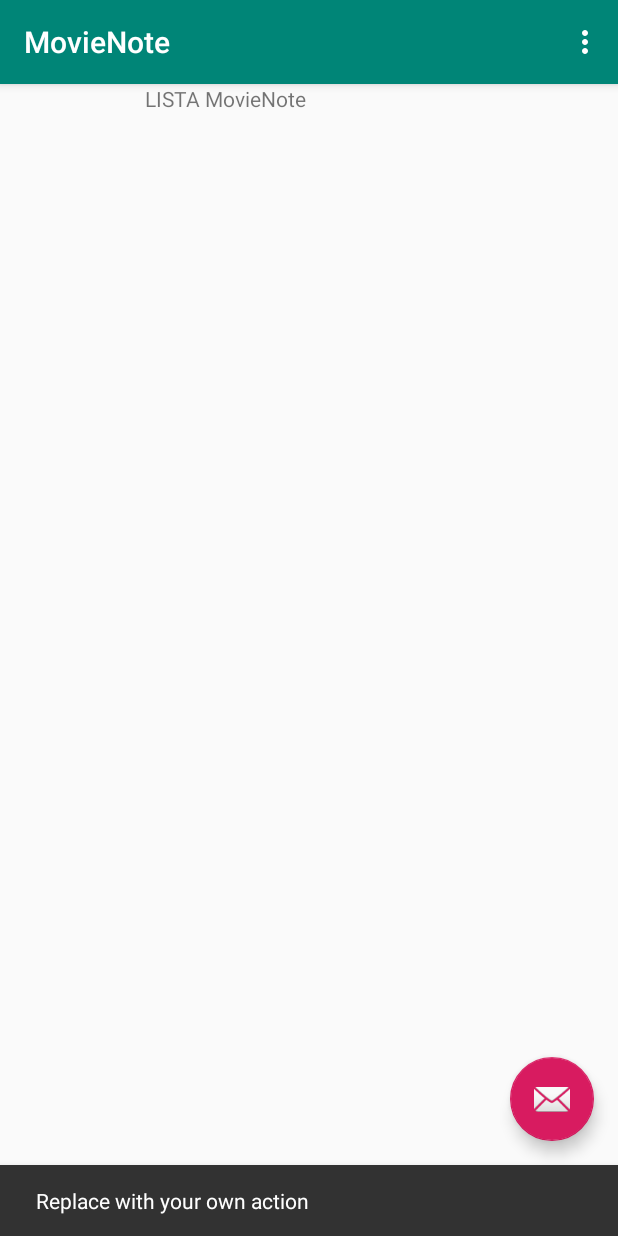
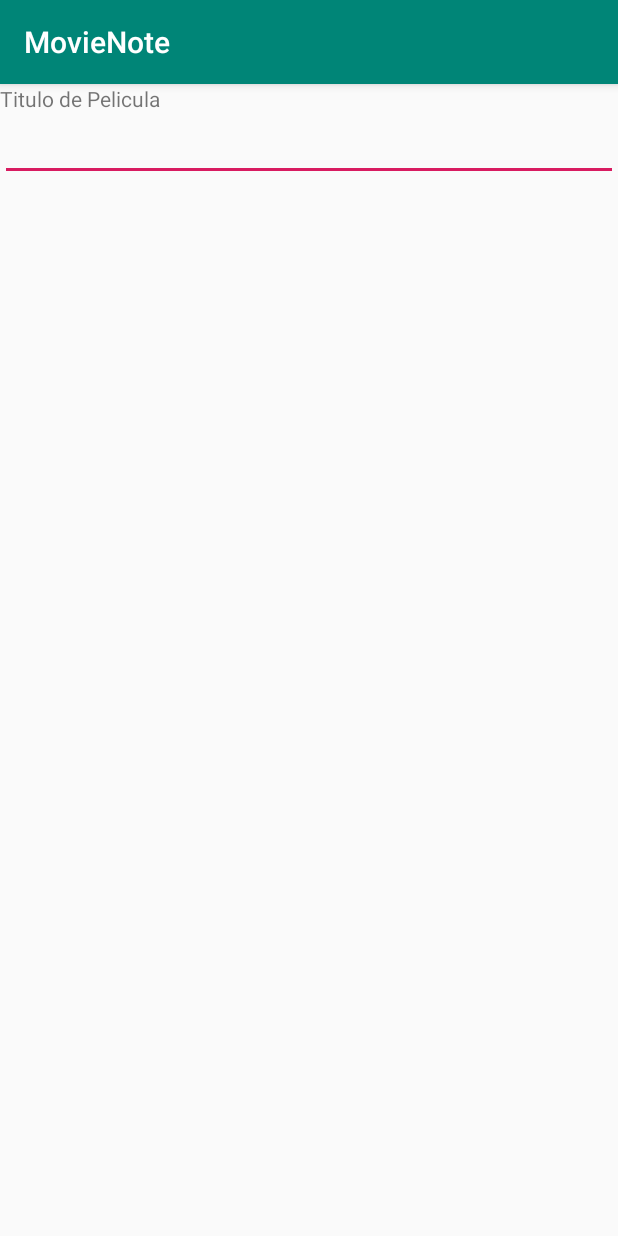
Before and after one commit to RominaDelgado/TdPProyectoFinal, an Android app: the screen it shows after launch (MainActivity before the commit, agregar_nota after it), after a tap on an icon or button, on a phone screen of 412 x 824 dp. Run offline under Robolectric (Android 15) with nearby library versions, the phone set to English and light mode, and no system bars.

Commit message:
Activity agregar_nota

```diff
--- a/app/src/main/AndroidManifest.xml
+++ b/app/src/main/AndroidManifest.xml
@@ -9,6 +9,7 @@
         android:roundIcon="@mipmap/ic_launcher_round"
         android:supportsRtl="true"
         android:theme="@style/AppTheme">
+        <activity android:name=".agregar_nota"></activity>
         <activity
             android:name=".MainActivity"
             android:label="MovieNote"
--- a/app/src/main/java/com/example/MovieNote/MainActivity.java
+++ b/app/src/main/java/com/example/MovieNote/MainActivity.java
@@ -1,5 +1,6 @@
 package com.example.MovieNote;
 
+import android.content.Intent;
 import android.os.Bundle;
 
 import com.google.android.material.floatingactionbutton.FloatingActionButton;
@@ -27,6 +28,10 @@ public class MainActivity extends AppCompatActivity {
             public void onClick(View view) {
                 Snackbar.make(view, "Replace with your own action", Snackbar.LENGTH_LONG)
                         .setAction("Action", null).show();
+
+                // Vinculo el botón con la actividad agregar_nota
+                Intent miIntentAgregarNota = new Intent(MainActivity.this,agregar_nota.class);
+                startActivity(miIntentAgregarNota);
             }
         });
     }
--- /dev/null
+++ b/app/src/main/java/com/example/MovieNote/agregar_nota.java
@@ -0,0 +1,14 @@
+package com.example.MovieNote;
+
+import androidx.appcompat.app.AppCompatActivity;
+
+import android.os.Bundle;
+
+public class agregar_nota extends AppCompatActivity {
+
+    @Override
+    protected void onCreate(Bundle savedInstanceState) {
+        super.onCreate(savedInstanceState);
+        setContentView(R.layout.activity_agregar_nota);
+    }
+}
--- /dev/null
+++ b/app/src/main/res/layout/activity_agregar_nota.xml
@@ -0,0 +1,32 @@
+<?xml version="1.0" encoding="utf-8"?>
+<androidx.constraintlayout.widget.ConstraintLayout xmlns:android="http://schemas.android.com/apk/res/android"
+    xmlns:app="http://schemas.android.com/apk/res-auto"
+    xmlns:tools="http://schemas.android.com/tools"
+    android:layout_width="match_parent"
+    android:layout_height="match_parent"
+    tools:context="com.example.MovieNote.agregar_nota">
+
+    <LinearLayout
+        android:layout_width="match_parent"
+        android:layout_height="match_parent"
+        android:orientation="vertical">
+
+        <TextView
+            android:id="@+id/textView_tituloPelicula"
+            android:layout_width="match_parent"
+            android:layout_height="wrap_content"
+            android:text="Titulo de Pelicula " />
+
+        <EditText
+            android:id="@+id/editText_tituloPelicula"
+            android:layout_width="match_parent"
+            android:layout_height="wrap_content"
+            android:ems="10"
+            android:inputType="textPersonName" />
+
+        <TextView
+            android:id="@+id/textView2"
+            android:layout_width="match_parent"
+            android:layout_height="wrap_content" />
+    </LinearLayout>
+</androidx.constraintlayout.widget.ConstraintLayout>
--- a/app/src/main/res/layout/activity_main.xml
+++ b/app/src/main/res/layout/activity_main.xml
@@ -28,6 +28,6 @@
         android:layout_height="wrap_content"
         android:layout_gravity="bottom|end"
         android:layout_margin="@dimen/fab_margin"
-        app:srcCompat="@android:drawable/ic_dialog_email" />
+        app:srcCompat="@android:drawable/ic_input_add" />
 
 </androidx.coordinatorlayout.widget.CoordinatorLayout>
```
